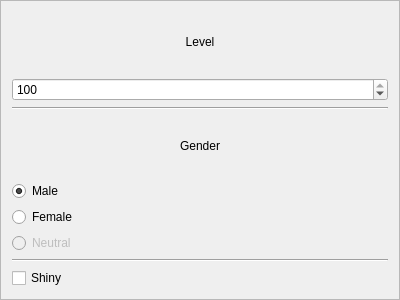
po-devs/pokemon-online, file src/Teambuilder/Teambuilder/pokelevelsettings.ui: the form before one commit.
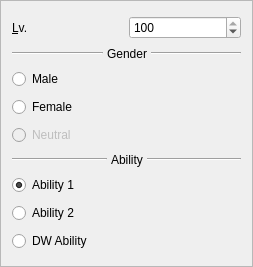
The form after the commit.

What changed in the file:
```diff
--- a/src/Teambuilder/Teambuilder/pokelevelsettings.ui
+++ b/src/Teambuilder/Teambuilder/pokelevelsettings.ui
@@ -6,8 +6,8 @@
    <rect>
     <x>0</x>
     <y>0</y>
-    <width>400</width>
-    <height>300</height>
+    <width>253</width>
+    <height>267</height>
    </rect>
   </property>
   <property name="sizePolicy">
@@ -26,13 +26,21 @@
    <enum>QFrame::Raised</enum>
   </property>
   <layout class="QVBoxLayout" name="verticalLayout">
+   <property name="spacing">
+    <number>4</number>
+   </property>
+   <item>
+    <layout class="QHBoxLayout" name="horizontalLayout">
    <item>
     <widget class="QLabel" name="levelLabel">
      <property name="text">
-      <string>Level</string>
+        <string>&amp;Lv.</string>
      </property>
      <property name="alignment">
-      <set>Qt::AlignCenter</set>
+        <set>Qt::AlignLeading|Qt::AlignLeft|Qt::AlignVCenter</set>
+       </property>
+       <property name="buddy">
+        <cstring>level</cstring>
      </property>
     </widget>
    </item>
@@ -49,6 +57,10 @@
      </property>
     </widget>
    </item>
+    </layout>
+   </item>
+   <item>
+    <layout class="QHBoxLayout" name="genderLine" stretch="100,0,100">
    <item>
     <widget class="Line" name="line">
      <property name="orientation">
@@ -57,14 +69,20 @@
     </widget>
    </item>
    <item>
-    <widget class="QLabel" name="genderLabel">
+      <widget class="QLabel" name="label">
      <property name="text">
       <string>Gender</string>
      </property>
-     <property name="alignment">
-      <set>Qt::AlignCenter</set>
-     </property>
-    </widget>
+      </widget>
+     </item>
+     <item>
+      <widget class="Line" name="line_3">
+       <property name="orientation">
+        <enum>Qt::Horizontal</enum>
+       </property>
+      </widget>
+     </item>
+    </layout>
    </item>
    <item>
     <widget class="QRadioButton" name="maleButton">
@@ -72,7 +90,7 @@
       <string>Male</string>
      </property>
      <property name="checked">
-      <bool>true</bool>
+      <bool>false</bool>
      </property>
     </widget>
    </item>
@@ -94,6 +112,8 @@
     </widget>
    </item>
    <item>
+    <layout class="QHBoxLayout" name="abilityLine" stretch="100,0,100">
+     <item>
     <widget class="Line" name="line_2">
      <property name="orientation">
       <enum>Qt::Horizontal</enum>
@@ -101,9 +121,42 @@
     </widget>
    </item>
    <item>
-    <widget class="QCheckBox" name="shiny">
+      <widget class="QLabel" name="label_2">
      <property name="text">
-      <string>Shiny</string>
+        <string>Ability</string>
+       </property>
+      </widget>
+     </item>
+     <item>
+      <widget class="Line" name="line_4">
+       <property name="orientation">
+        <enum>Qt::Horizontal</enum>
+       </property>
+      </widget>
+     </item>
+    </layout>
+   </item>
+   <item>
+    <widget class="QRadioButton" name="ability1">
+     <property name="text">
+      <string>Ability 1</string>
+     </property>
+     <property name="checked">
+      <bool>true</bool>
+     </property>
+    </widget>
+   </item>
+   <item>
+    <widget class="QRadioButton" name="ability2">
+     <property name="text">
+      <string>Ability 2</string>
+     </property>
+    </widget>
+   </item>
+   <item>
+    <widget class="QRadioButton" name="ability3">
+     <property name="text">
+      <string>DW Ability</string>
      </property>
     </widget>
    </item>
```
Lines whose indentation alone changed are shown as unchanged.
